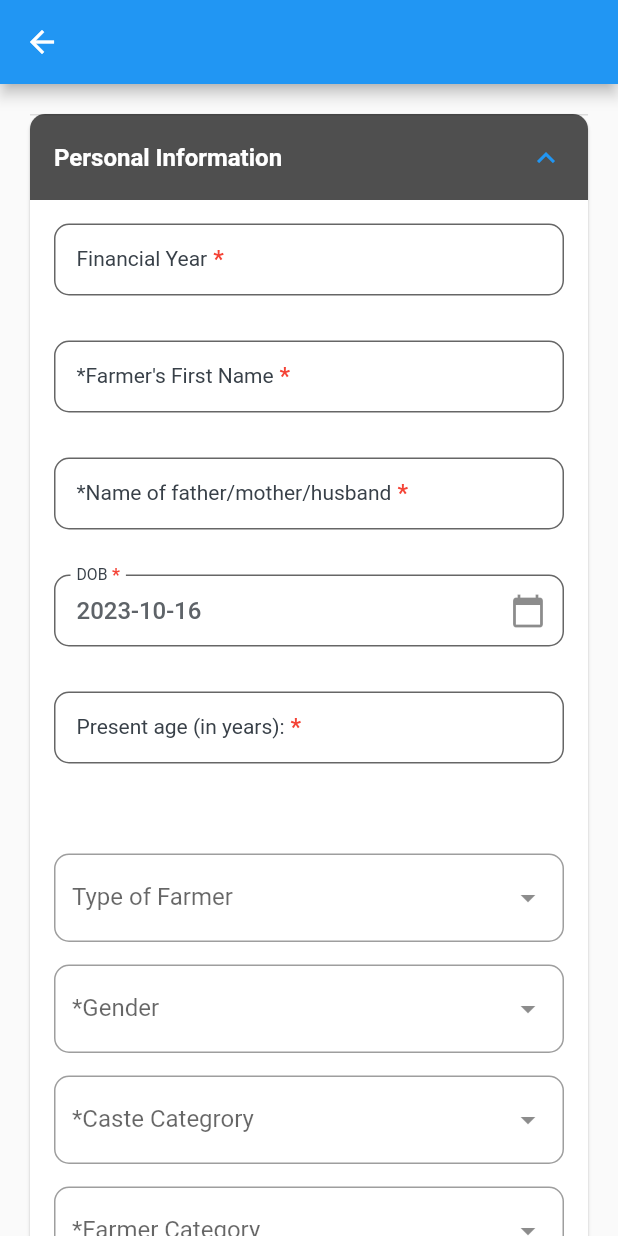
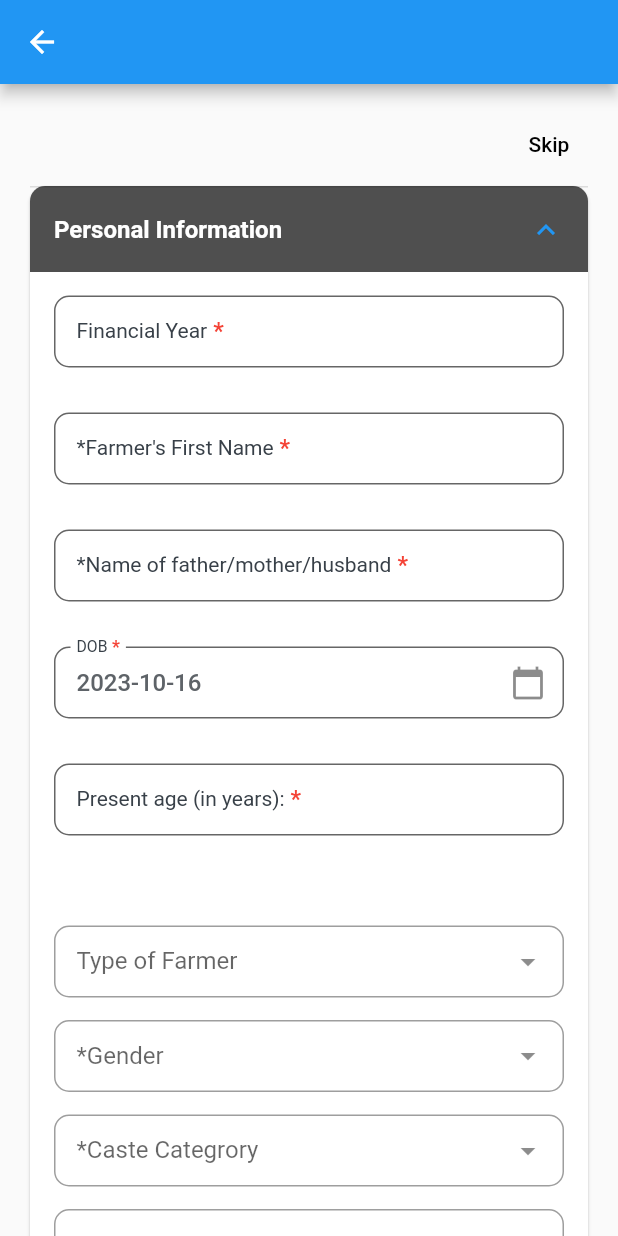
Before and after one commit to Ankitbhi/dfs_flutter_application, a Flutter app: the ProfilePage screen opened by its route, after a tap on "Personal Information", on a phone screen of 412 x 824 dp. Run offline on Flutter 3.47's test engine with Material 2 defaults, Android fonts, the phone set to English and light mode, and no system bars; drawn by our look-alikes of dropdown_search; our stand-ins replace carousel_slider, firebase_auth, firebase_core, pinput, sms_autofill; missing offline and left inert: mobile_number, telephony; accounts and stored records are empty.

Commit message:
changes in profile page

```diff
--- a/lib/main.dart
+++ b/lib/main.dart
@@ -29,7 +29,6 @@ class MyApp extends StatelessWidget {
         ChangeNotifierProvider(create: (_) => AdvisoryPageProvider()),
         ChangeNotifierProvider(create: (_) => LandDetailFormProvider()),
         ChangeNotifierProvider(create: (_) => LivestockDetailsProvider()),
-
       ],
       child: MaterialApp(
         title: 'Flutter Login Example',
--- a/lib/src/features/homepage/presentation/widgets/categories.dart
+++ b/lib/src/features/homepage/presentation/widgets/categories.dart
@@ -1,4 +1,5 @@
 import 'package:dfs_flutter_application/src/features/homepage/presentation/provider/advisory_page_provider.dart';
+import 'package:dfs_flutter_application/src/widgets/custom_dialog.dart';
 import 'package:flutter/material.dart';
 import 'package:provider/provider.dart';
 
@@ -21,8 +22,8 @@ class _CategoriesState extends State<Categories> {
     return Column(
       children: [
         GestureDetector(
-          onTap: () {
-            Navigator.pushNamed(context, '/registration');
+          onTap: () async {
+            await Navigator.pushNamed(context, '/registration');
           },
           child: Column(children: [
             Container(
--- a/lib/src/features/registration/pages/profile_page.dart
+++ b/lib/src/features/registration/pages/profile_page.dart
@@ -2,9 +2,9 @@ import 'package:dfs_flutter_application/src/features/registration/widgets/adhaar
 import 'package:dfs_flutter_application/src/features/registration/widgets/bank_detail.dart';
 import 'package:dfs_flutter_application/src/features/registration/widgets/personal_info_detail.dart';
 import 'package:dfs_flutter_application/src/features/registration/widgets/registration_on_submit_dialog.dart';
+import 'package:dfs_flutter_application/src/widgets/common_text_button.dart';
 import 'package:dfs_flutter_application/utils/app_color.dart';
 import 'package:flutter/material.dart';
-
 
 class ProfilePage extends StatefulWidget {
   const ProfilePage({super.key});
@@ -24,6 +24,14 @@ class _ProfilePageState extends State<ProfilePage> {
                 padding: const EdgeInsets.all(16.0),
                 child: Column(
                   children: [
+                    Align(
+                      alignment: Alignment.bottomRight,
+                      child: CommonTextButton(
+                        iconText: 'Skip',
+                        iconTextColor: Colors.black,
+                        onPressed: () {},
+                      ),
+                    ),
                     const Card(
                       color: AppColors.greyColor,
                       shape: RoundedRectangleBorder(
@@ -78,7 +86,6 @@ class _ProfilePageState extends State<ProfilePage> {
                         ],
                       ),
                     ),
-
                     ElevatedButton(
                       onPressed: () {
                         registrationSubmit(
--- a/lib/src/features/registration/provider/profile_page_provider.dart
+++ b/lib/src/features/registration/provider/profile_page_provider.dart
@@ -14,15 +14,15 @@ class ProfilePageProvider with ChangeNotifier {
 
   DateTime get date => _date;
 
-  String selectedFarmer = '';
-  String selectedGender = '';
-  String selectedCasteCategory = '';
-  String selectedFarmerCategory = '';
-  String selectedDistrict = '';
-  String selectedBlock = '';
-  String selectedVillagePanchayat = '';
-  String selectedVillage = '';
-  String selectedBank = '';
+  String? selectedFarmer;
+  String? selectedGender;
+  String? selectedCasteCategory;
+  String? selectedFarmerCategory;
+  String? selectedDistrict;
+  String? selectedBlock;
+  String? selectedVillagePanchayat;
+  String? selectedVillage;
+  String? selectedBank;
   final List<String> _typeOfFarmer = [
     'Small Farmer',
     'Large Farmer',
@@ -99,7 +99,6 @@ class ProfilePageProvider with ChangeNotifier {
     notifyListeners();
   }
 
-
   void setTypeOfFarmer(String value) {
     selectedFarmer = value;
     notifyListeners();
@@ -144,8 +143,4 @@ class ProfilePageProvider with ChangeNotifier {
     selectedBank = value;
     notifyListeners();
   }
-
-
-
-
 }
--- a/lib/src/widgets/common_single_select_dropdown.dart
+++ b/lib/src/widgets/common_single_select_dropdown.dart
@@ -14,6 +14,9 @@ class CustomDropdownSearch<T> extends StatelessWidget {
   final bool isRequired;
   final bool enabled;
   final String? hintText;
+  final double? topTextPadding;
+  final double? bottomTextPadding;
+  final double leftPadding;
 
   const CustomDropdownSearch({
     super.key,
@@ -29,6 +32,9 @@ class CustomDropdownSearch<T> extends StatelessWidget {
     this.isRequired = false,
     this.enabled = true,
     this.hintText,
+    this.topTextPadding = 10,
+    this.bottomTextPadding = 10,
+    this.leftPadding = 15,
   });
 
   @override
@@ -54,13 +60,21 @@ class CustomDropdownSearch<T> extends StatelessWidget {
       ),
       dropdownDecoratorProps: DropDownDecoratorProps(
         dropdownSearchDecoration: InputDecoration(
-          label: Row(
-            children: [
-              if (isRequired) const Text('*'),
-              Text(label ?? ''),
-            ],
+          // label: Row(
+          //   children: [
+          //     if (isRequired) const Text('*'),
+          //     Text(label ?? ''),
+          //   ],
+          // ),
+          contentPadding: EdgeInsets.only(
+            top: topTextPadding!,
+            bottom: bottomTextPadding!,
+            left: leftPadding,
           ),
+          labelText: isRequired ? '*$label' : label,
           border: const OutlineInputBorder(
+            borderSide: BorderSide(
+                width: 2, color: Colors.black, style: BorderStyle.solid),
             borderRadius: BorderRadius.all(Radius.circular(10.0)),
           ),
         ),
```
Also changed, not shown: lib/src/features/registration/widgets/personal_info_detail.dart (+1 -10 lines).
